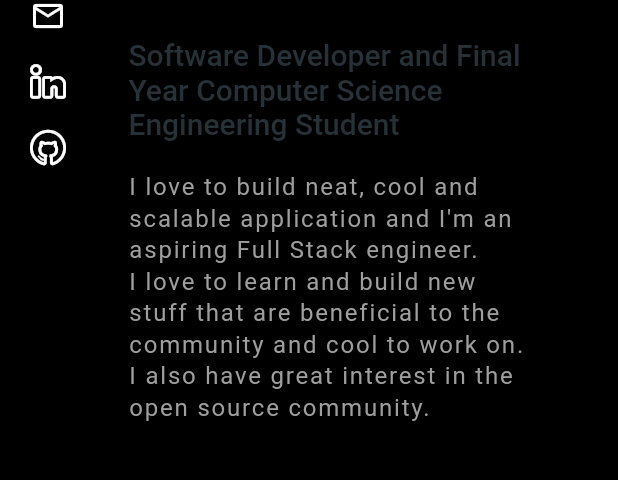
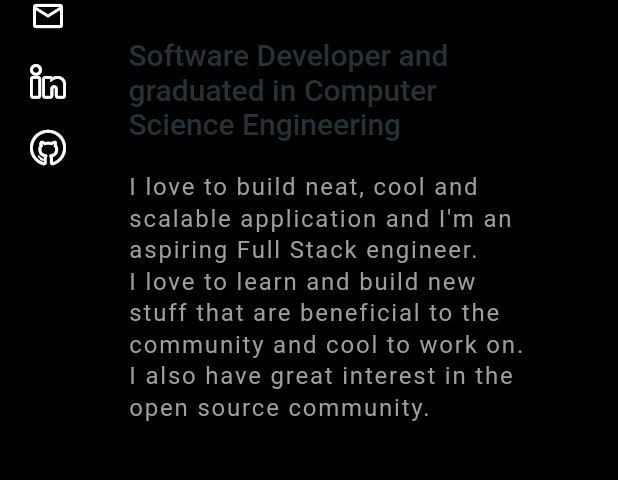
Before and after one commit to Moumita-ghosh05021998/MoumitaPortfolio, a Flutter app: the screen it shows after launch, on a phone screen of 412 x 824 dp, the part 462-942 px from its top. Run offline on Flutter 3.47's test engine with Material 2 defaults, Android fonts, the phone set to English and light mode, and no system bars; drawn by our look-alikes of animated_text_kit, velocity_x; our stand-ins replace flutter_spinkit.

Commit message:
Update Variable.dart

```diff
--- a/lib/Variable.dart
+++ b/lib/Variable.dart
@@ -9,7 +9,7 @@ const String FACEBOOK_URL = "https://fb.com/";
 
 //INTRODUCTION PAGE VARIABLE
 const String NAME = "Moumita Ghosh";
-const String PROFESSION_DETAILS = 'Software Developer and Final Year Computer Science Engineering Student';
+const String PROFESSION_DETAILS = 'Software Developer and graduated in Computer Science Engineering';
 const String MORE_DETAILS_INTRODUCTION = "I love to build neat, cool and scalable application and I'm an aspiring Full Stack engineer.\n"
     'I love to learn and build new stuff that are beneficial to the community and cool to work on.\n'
     'I also have great interest in the open source community.';
@@ -20,7 +20,7 @@ const String MORE_DETAILS_INTRODUCTION = "I love to build neat, cool and scalabl
 const String IMAGE_PATH = 'assets/images/moumita.jpg';
 
 //ABOUT ME SECT
-const String WHO_AM_I ="Hello! I'm Moumita Ghosh  , an Computer Science and Engineering students and software Developer.\n"
+const String WHO_AM_I ="Hello! I'm Moumita Ghosh  , and Graduated in Computer Science and Engineering  and software Developer.\n"
     'I love to create performant and interesting stuff that are benificial to the community. I enjoy learning and exploring new areas in the technologies. \nIn my opinion,'
     'getting your hands dirty is the best way to learn a new skill.\n'
     'My area of interest are Cross Platform Application Development , Android Application Development and Full Stack Development\n'
```
